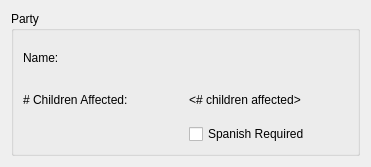
This is drc/gui/partysummaryform.ui in lansdon/cpts483_drc as Qt 5 draws it before an edit. The edited form follows.
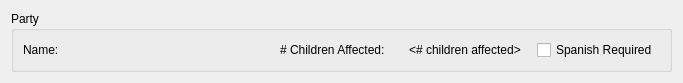
This is the edited form.

Diff of the .ui file:
```diff
--- a/drc/gui/partysummaryform.ui
+++ b/drc/gui/partysummaryform.ui
@@ -6,10 +6,16 @@
    <rect>
     <x>0</x>
     <y>0</y>
-    <width>371</width>
-    <height>167</height>
+    <width>683</width>
+    <height>68</height>
    </rect>
   </property>
+  <property name="maximumSize">
+   <size>
+    <width>16777215</width>
+    <height>68</height>
+   </size>
+  </property>
   <property name="windowTitle">
    <string>Form</string>
   </property>
@@ -19,42 +25,42 @@
      <property name="title">
       <string>Party</string>
      </property>
-     <layout class="QGridLayout" name="gridLayout_5">
-      <item row="3" column="1">
-       <widget class="QCheckBox" name="spanishCheckbox">
-        <property name="text">
-         <string>Spanish Required</string>
-        </property>
-       </widget>
-      </item>
-      <item row="2" column="1">
-       <widget class="QLabel" name="childrenLabel">
-        <property name="text">
-         <string>&lt;# children affected&gt;</string>
-        </property>
-       </widget>
-      </item>
-      <item row="0" column="1">
-       <widget class="QLabel" name="fullnameLabel">
-        <property name="text">
-         <string>&lt;fullname here&gt;</string>
-        </property>
-       </widget>
-      </item>
-      <item row="0" column="0">
+     <layout class="QHBoxLayout" name="horizontalLayout">
+      <item>
        <widget class="QLabel" name="_nameLabel">
         <property name="text">
          <string>Name: </string>
         </property>
        </widget>
       </item>
-      <item row="2" column="0">
+      <item>
+       <widget class="QLabel" name="fullnameLabel">
+        <property name="text">
+         <string>&lt;fullname here&gt;</string>
+        </property>
+       </widget>
+      </item>
+      <item>
        <widget class="QLabel" name="label">
         <property name="text">
          <string># Children Affected:</string>
         </property>
        </widget>
       </item>
+      <item>
+       <widget class="QLabel" name="childrenLabel">
+        <property name="text">
+         <string>&lt;# children affected&gt;</string>
+        </property>
+       </widget>
+      </item>
+      <item>
+       <widget class="QCheckBox" name="spanishCheckbox">
+        <property name="text">
+         <string>Spanish Required</string>
+        </property>
+       </widget>
+      </item>
      </layout>
     </widget>
    </item>
```
